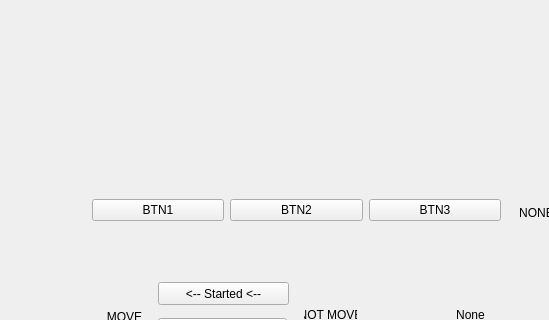
Old version of the form Utilities/StateMachine/Win.ui in the repository LeeGingko/Terminal; both pictures show x 0 to 549 and y 0 to 320 of the 640 by 480 pixel window.
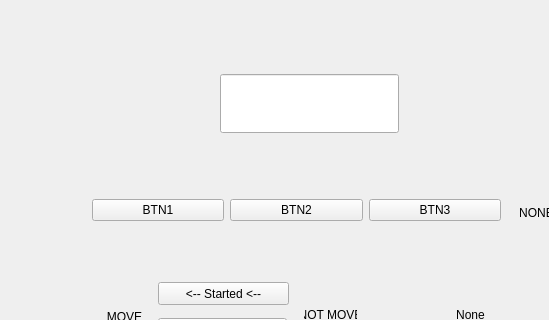
New version of the form.

Patch:
```diff
--- a/Utilities/StateMachine/Win.ui
+++ b/Utilities/StateMachine/Win.ui
@@ -222,6 +222,16 @@
     <set>Qt::AlignCenter</set>
    </property>
   </widget>
+  <widget class="QLineEdit" name="lineEdit">
+   <property name="geometry">
+    <rect>
+     <x>220</x>
+     <y>74</y>
+     <width>179</width>
+     <height>59</height>
+    </rect>
+   </property>
+  </widget>
  </widget>
  <resources/>
  <connections/>
```
